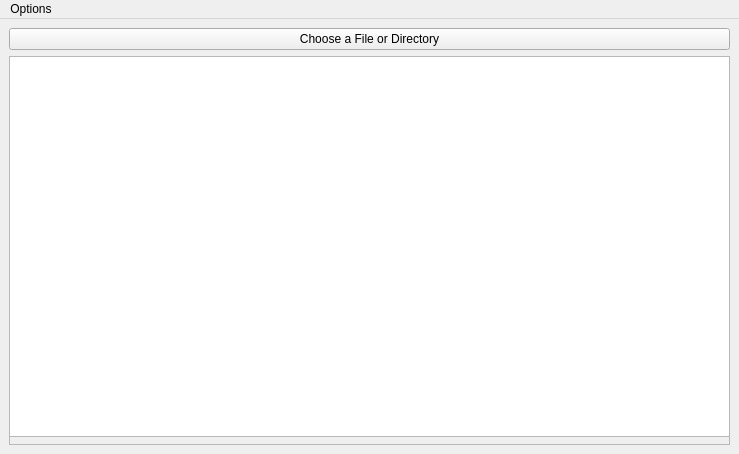
Qt form capstone_project/frontend/main.ui (mo-5/ddssa) before a commit.
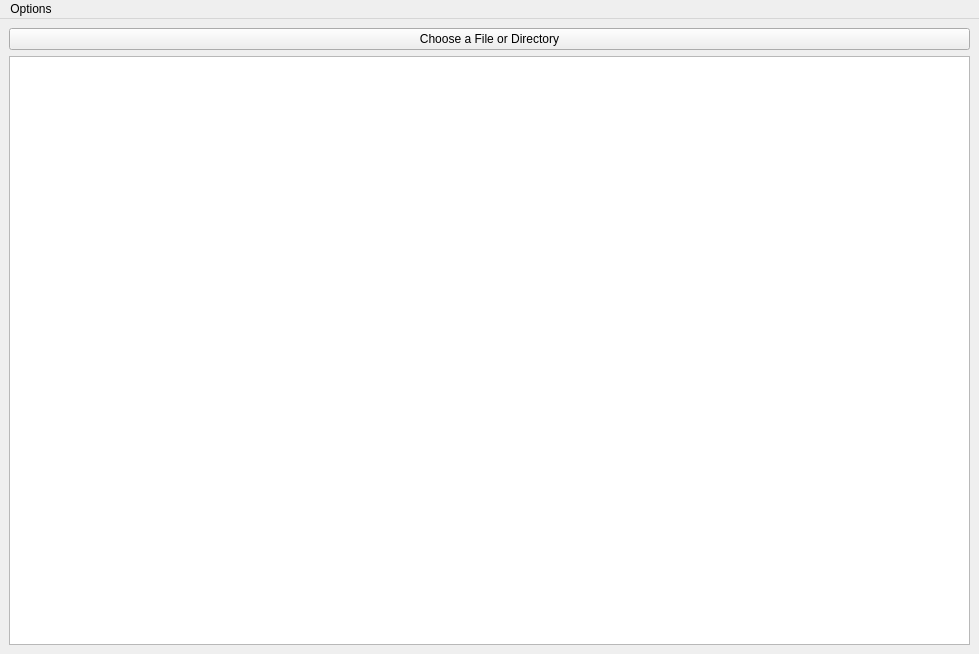
The same form after that commit.

```diff
--- a/capstone_project/frontend/main.ui
+++ b/capstone_project/frontend/main.ui
@@ -6,14 +6,26 @@
    <rect>
     <x>0</x>
     <y>0</y>
-    <width>739</width>
-    <height>454</height>
-   </rect>
-  </property>
+                <width>979</width>
+                <height>654</height>
+            </rect>
+        </property>
+        <property name="sizePolicy">
+            <sizepolicy hsizetype="Minimum" vsizetype="Minimum">
+                <horstretch>0</horstretch>
+                <verstretch>0</verstretch>
+            </sizepolicy>
+        </property>
   <property name="windowTitle">
    <string>Data-Driven Software Security Assessment</string>
   </property>
   <widget class="QWidget" name="centralwidget">
+            <property name="sizePolicy">
+                <sizepolicy hsizetype="Expanding" vsizetype="Expanding">
+                    <horstretch>0</horstretch>
+                    <verstretch>0</verstretch>
+                </sizepolicy>
+            </property>
    <layout class="QVBoxLayout" name="verticalLayout">
     <item>
      <widget class="QPushButton" name="file_select_btn">
@@ -23,30 +35,7 @@
      </widget>
     </item>
     <item>
-     <widget class="QFrame" name="frame">
-      <property name="frameShape">
-       <enum>QFrame::StyledPanel</enum>
-      </property>
-      <property name="frameShadow">
-       <enum>QFrame::Raised</enum>
-      </property>
-      <widget class="QTextBrowser" name="text_browser">
-       <property name="geometry">
-        <rect>
-         <x>0</x>
-         <y>0</y>
-         <width>721</width>
-         <height>381</height>
-        </rect>
-       </property>
-       <property name="font">
-        <font>
-         <family>Roboto</family>
-         <pointsize>12</pointsize>
-        </font>
-       </property>
-      </widget>
-     </widget>
+                    <widget class="QTextBrowser" name="text_browser"/>
     </item>
    </layout>
   </widget>
@@ -55,8 +44,8 @@
     <rect>
      <x>0</x>
      <y>0</y>
-     <width>739</width>
-     <height>27</height>
+                    <width>979</width>
+                    <height>21</height>
     </rect>
    </property>
    <widget class="QMenu" name="menuOptions">
```
Lines whose indentation alone changed are shown as unchanged.
